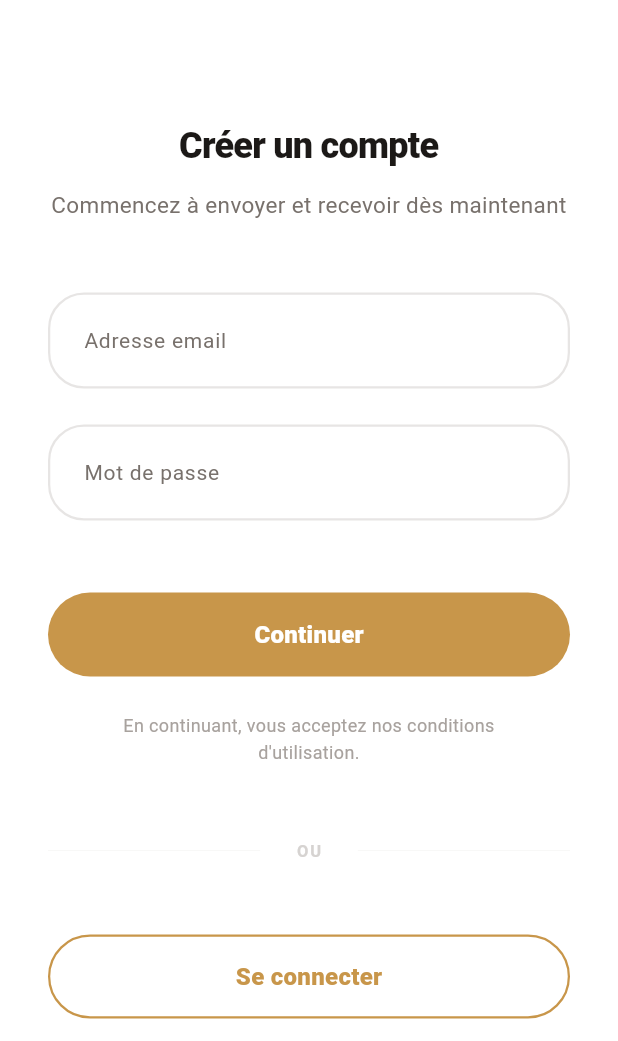
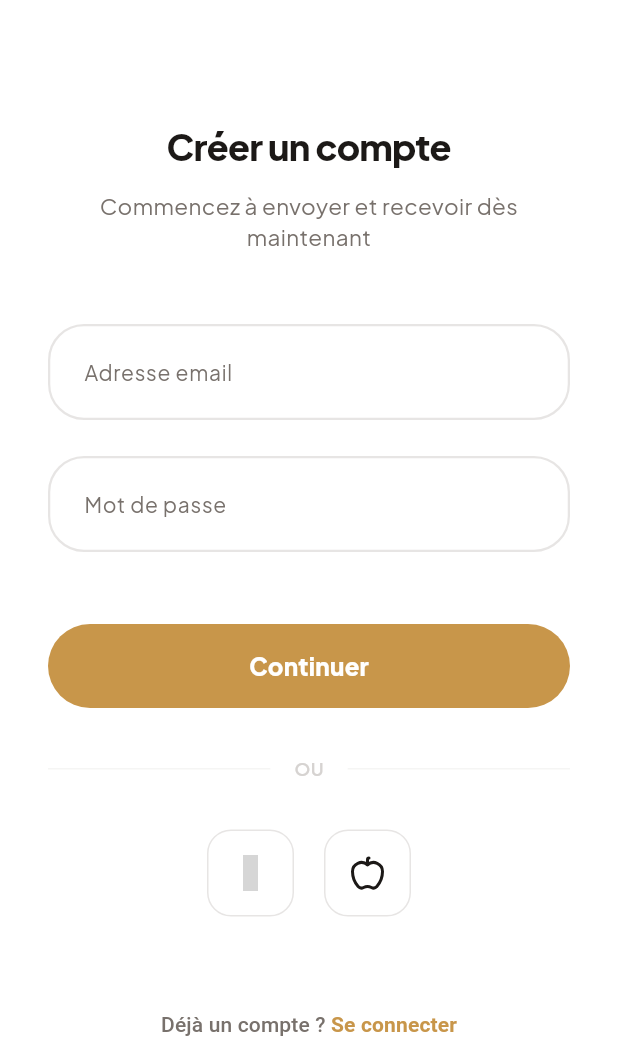
Before and after one commit to Guybe06/kinoapay, a Flutter app: the screen it shows after launch, after a tap on "Se connecter", after a tap on "Créer un compte", on a phone screen of 412 x 824 dp, the part 195-1236 px from its top. Run offline on Flutter 3.47's test engine with Material 3 defaults, Android fonts, the phone set to English and light mode, and no system bars; our stand-ins replace equatable, flutter_bloc, google_fonts, lucide_icons; grey boxes are pictures that could not be loaded.

Commit message:
mise à jour de la page welcome

```diff
--- a/frontend/kinoapay_app/lib/features/accounts/presentation/signin/signin_view.dart
+++ b/frontend/kinoapay_app/lib/features/accounts/presentation/signin/signin_view.dart
@@ -162,42 +162,44 @@ class _SignInViewState extends State<SignInView> {
                         isLoading: state is AuthLoading,
                         onPressed: _submitForm,
                       ),
-                      const SizedBox(height: 48),
+                      const SizedBox(height: 32),
                       Row(
+                        mainAxisAlignment: MainAxisAlignment.center,
                         children: [
-                          const Expanded(
-                            child: Divider(
-                              thickness: 0.5, // Ultra fin
-                              color: KinoaColors.stone100,
-                            ),
+                          const Expanded(child: Divider(color: KinoaColors.stone100)),
+                          const Padding(
+                            padding: EdgeInsets.symmetric(horizontal: 16),
+                            child: Text("OU", style: TextStyle(color: KinoaColors.stone300, fontSize: 12, fontWeight: FontWeight.w600)),
                           ),
-                          Padding(
-                            padding: const EdgeInsets.symmetric(horizontal: 24),
-                            child: Text(
-                              "OU",
-                              style: TextStyle(
-                                color: KinoaColors.stone300,
-                                fontSize: 11,
-                                fontWeight: FontWeight.w700,
-                                letterSpacing: 1.2, // Style très "Design"
-                              ),
-                            ),
-                          ),
-                          const Expanded(
-                            child: Divider(
-                              thickness: 0.5,
-                              color: KinoaColors.stone100,
-                            ),
-                          ),
+                          const Expanded(child: Divider(color: KinoaColors.stone100)),
+                        ],
+                      ),
+                      const SizedBox(height: 32),
+                      Row(
+                        mainAxisAlignment: MainAxisAlignment.center,
+                        children: [
+                          _SocialButton(icon: LucideIcons.github, onPressed: () {}), // Remplacer par Google plus tard
+                          const SizedBox(width: 20),
+                          _SocialButton(icon: LucideIcons.apple, onPressed: () {}),
                         ],
                       ),
                       const SizedBox(height: 48),
-                      AuthButton(
-                        text: KinoaStrings.signinSignupLink,
-                        isSecondary: true,
+                      TextButton(
                         onPressed: () => Navigator.pushReplacementNamed(context, KinoaRouter.signup),
+                        child: Text.rich(
+                          TextSpan(
+                            text: "Pas encore de compte ? ",
+                            style: const TextStyle(color: KinoaColors.stone500, fontSize: 14),
+                            children: [
+                              TextSpan(
+                                text: "S'inscrire",
+                                style: const TextStyle(color: KinoaColors.primary, fontWeight: FontWeight.w700),
+                              ),
+                            ],
+                          ),
+                        ),
                       ),
-                      const SizedBox(height: 60),
+                      const SizedBox(height: 40),
                     ],
                   ),
                 ),
@@ -218,7 +220,6 @@ class _SignInViewState extends State<SignInView> {
         ),
       );
     } else {
-      // Récupère la première erreur et l'affiche en Toast (Google Pay Style)
       _showFirstValidationError();
     }
   }
@@ -246,3 +247,26 @@ class _SignInViewState extends State<SignInView> {
     }
   }
 }
+
+class _SocialButton extends StatelessWidget {
+  final IconData icon;
+  final VoidCallback onPressed;
+
+  const _SocialButton({required this.icon, required this.onPressed});
+
+  @override
+  Widget build(BuildContext context) {
+    return InkWell(
+      onTap: onPressed,
+      borderRadius: BorderRadius.circular(16),
+      child: Container(
+        padding: const EdgeInsets.all(16),
+        decoration: BoxDecoration(
+          border: Border.all(color: KinoaColors.stone200),
+          borderRadius: BorderRadius.circular(16),
+        ),
+        child: Icon(icon, color: KinoaColors.stone900, size: 24),
+      ),
+    );
+  }
+}
--- a/frontend/kinoapay_app/lib/features/accounts/presentation/signup/signup_view.dart
+++ b/frontend/kinoapay_app/lib/features/accounts/presentation/signup/signup_view.dart
@@ -108,6 +108,43 @@ class _SignUpViewState extends State<SignUpView> {
                         isLoading: state is AuthLoading,
                         onPressed: _submitForm,
                       ),
+                      const SizedBox(height: 32),
+                      Row(
+                        mainAxisAlignment: MainAxisAlignment.center,
+                        children: [
+                          const Expanded(child: Divider(color: KinoaColors.stone100)),
+                          const Padding(
+                            padding: EdgeInsets.symmetric(horizontal: 16),
+                            child: Text("OU", style: TextStyle(color: KinoaColors.stone300, fontSize: 12, fontWeight: FontWeight.w600)),
+                          ),
+                          const Expanded(child: Divider(color: KinoaColors.stone100)),
+                        ],
+                      ),
+                      const SizedBox(height: 32),
+                      Row(
+                        mainAxisAlignment: MainAxisAlignment.center,
+                        children: [
+                          _SocialButton(icon: LucideIcons.github, onPressed: () {}),
+                          const SizedBox(width: 20),
+                          _SocialButton(icon: LucideIcons.apple, onPressed: () {}),
+                        ],
+                      ),
+                      const SizedBox(height: 48),
+                      TextButton(
+                        onPressed: () => Navigator.pushReplacementNamed(context, KinoaRouter.signin),
+                        child: Text.rich(
+                          TextSpan(
+                            text: "Déjà un compte ? ",
+                            style: const TextStyle(color: KinoaColors.stone500, fontSize: 14),
+                            children: [
+                              TextSpan(
+                                text: "Se connecter",
+                                style: const TextStyle(color: KinoaColors.primary, fontWeight: FontWeight.w700),
+                              ),
+                            ],
+                          ),
+                        ),
+                      ),
                       const SizedBox(height: 24),
                       Padding(
                         padding: const EdgeInsets.symmetric(horizontal: 24),
@@ -121,42 +158,7 @@ class _SignUpViewState extends State<SignUpView> {
                           ),
                         ),
                       ),
-                      const SizedBox(height: 48),
-                      Row(
-                        children: [
-                          const Expanded(
-                            child: Divider(
-                              thickness: 0.5,
-                              color: KinoaColors.stone100,
-                            ),
-                          ),
-                          Padding(
-                            padding: const EdgeInsets.symmetric(horizontal: 24),
-                            child: Text(
-                              "OU",
-                              style: TextStyle(
-                                color: KinoaColors.stone300,
-                                fontSize: 11,
-                                fontWeight: FontWeight.w700,
-                                letterSpacing: 1.2,
-                              ),
-                            ),
-                          ),
-                          const Expanded(
-                            child: Divider(
-                              thickness: 0.5,
-                              color: KinoaColors.stone100,
-                            ),
-                          ),
-                        ],
-                      ),
-                      const SizedBox(height: 48),
-                      AuthButton(
-                        text: KinoaStrings.signupSigninLink,
-                        isSecondary: true,
-                        onPressed: () => Navigator.pushReplacementNamed(context, KinoaRouter.signin),
-                      ),
-                      const SizedBox(height: 60),
+                      const SizedBox(height: 40),
                     ],
                   ),
                 ),
@@ -204,3 +206,26 @@ class _SignUpViewState extends State<SignUpView> {
     }
   }
 }
+
+class _SocialButton extends StatelessWidget {
+  final IconData icon;
+  final VoidCallback onPressed;
+
+  const _SocialButton({required this.icon, required this.onPressed});
+
+  @override
+  Widget build(BuildContext context) {
+    return InkWell(
+      onTap: onPressed,
+      borderRadius: BorderRadius.circular(16),
+      child: Container(
+        padding: const EdgeInsets.all(16),
+        decoration: BoxDecoration(
+          border: Border.all(color: KinoaColors.stone200),
+          borderRadius: BorderRadius.circular(16),
+        ),
+        child: Icon(icon, color: KinoaColors.stone900, size: 24),
+      ),
+    );
+  }
+}
--- a/frontend/kinoapay_app/lib/features/welcome/presentation/welcome_view.dart
+++ b/frontend/kinoapay_app/lib/features/welcome/presentation/welcome_view.dart
@@ -83,7 +83,6 @@ class _WelcomeViewState extends State<WelcomeView> {
   @override
   Widget build(BuildContext context) {
     return Scaffold(
-      backgroundColor: Colors.white,
       body: Stack(
         children: [
           const WelcomeBackground(),
@@ -91,22 +90,27 @@ class _WelcomeViewState extends State<WelcomeView> {
             child: Padding(
               padding: const EdgeInsets.symmetric(horizontal: 32, vertical: 40),
               child: Column(
+                mainAxisAlignment: MainAxisAlignment.spaceBetween,
                 children: [
-                  const KinoaBrand(size: BrandSize.lg),
-                  const Spacer(flex: 2),
+                  const KinoaBrand(
+                    size: BrandSize.lg,
+                    color: Colors.white,
+                    iconColor: Colors.white,
+                  ),
+                  const Spacer(),
                   WelcomeSlider(
                     controller: _pageController,
                     slides: _slides,
                     onPageChanged: _onPageChanged,
                   ),
-                  const SizedBox(height: 40),
+                  const SizedBox(height: 24),
                   WelcomeDots(
                     activeIndex: _activePage,
                     slides: _slides,
                   ),
-                  const Spacer(),
+                  const SizedBox(height: 60),
                   const WelcomeActions(),
-                  const SizedBox(height: 24),
+                  const SizedBox(height: 32),
                   const WelcomeTrustLabel(),
                 ],
               ),
--- a/frontend/kinoapay_app/lib/features/welcome/presentation/widgets/welcome_actions.dart
+++ b/frontend/kinoapay_app/lib/features/welcome/presentation/widgets/welcome_actions.dart
@@ -20,7 +20,7 @@ class WelcomeActions extends StatelessWidget {
               Navigator.pushNamed(context, KinoaRouter.signup);
             },
           ),
-          const SizedBox(height: 10),
+          const SizedBox(height: 12),
           _WelcomeButton(
             text: KinoaStrings.welcomeSigninBtn,
             isPrimary: false,
--- a/frontend/kinoapay_app/lib/features/welcome/presentation/widgets/welcome_slider.dart
+++ b/frontend/kinoapay_app/lib/features/welcome/presentation/widgets/welcome_slider.dart
@@ -18,47 +18,36 @@ class WelcomeSlider extends StatelessWidget {
   @override
   Widget build(BuildContext context) {
     return SizedBox(
-      height: 240, // Plus haut pour l'icône imposante
+      height: 220,
       child: PageView(
         controller: controller,
         onPageChanged: onPageChanged,
         children: slides.map((slide) => Column(
           children: [
-            Container(
-              padding: const EdgeInsets.all(24),
-              decoration: BoxDecoration(
-                color: KinoaColors.stone50,
-                shape: BoxShape.circle,
-              ),
-              child: Icon(
+            Icon(
               slide.icon,
               color: KinoaColors.primary,
-                size: 48, // Icône beaucoup plus grande
+              size: 40,
             ),
-            ),
-            const SizedBox(height: 32),
+            const SizedBox(height: 16),
             Text(
               slide.title,
               textAlign: TextAlign.center,
               style: const TextStyle(
                 color: KinoaColors.stone900,
-                fontSize: 22, // Titre plus fort
+                fontSize: 20,
                 fontWeight: FontWeight.w800,
-                letterSpacing: -0.8,
+                letterSpacing: -0.5,
               ),
             ),
-            const SizedBox(height: 12),
-            Padding(
-              padding: const EdgeInsets.symmetric(horizontal: 20),
-              child: Text(
+            const SizedBox(height: 8),
+            Text(
               slide.desc,
               textAlign: TextAlign.center,
               style: const TextStyle(
                 color: KinoaColors.stone500,
-                  fontSize: 15,
-                  fontWeight: FontWeight.w400,
-                  height: 1.5,
-                ),
+                fontSize: 14,
+                fontWeight: FontWeight.w500,
               ),
             ),
           ],
--- a/frontend/kinoapay_app/lib/main.dart
+++ b/frontend/kinoapay_app/lib/main.dart
@@ -36,7 +36,10 @@ class KinoaPayApp extends StatelessWidget {
         splashFactory: NoSplash.splashFactory,
         hoverColor: Colors.transparent,
         highlightColor: Colors.transparent,
-        textTheme: GoogleFonts.googleSansTextTheme(ThemeData.light().textTheme),
+        textTheme: GoogleFonts.plusJakartaSansTextTheme(ThemeData.light().textTheme).apply(
+          bodyColor: KinoaColors.stone900,
+          displayColor: KinoaColors.stone900,
+        ),
         colorScheme: ColorScheme.fromSeed(
           seedColor: KinoaColors.primary,
           brightness: Brightness.light,
```
Lines whose indentation alone changed are shown as unchanged.
